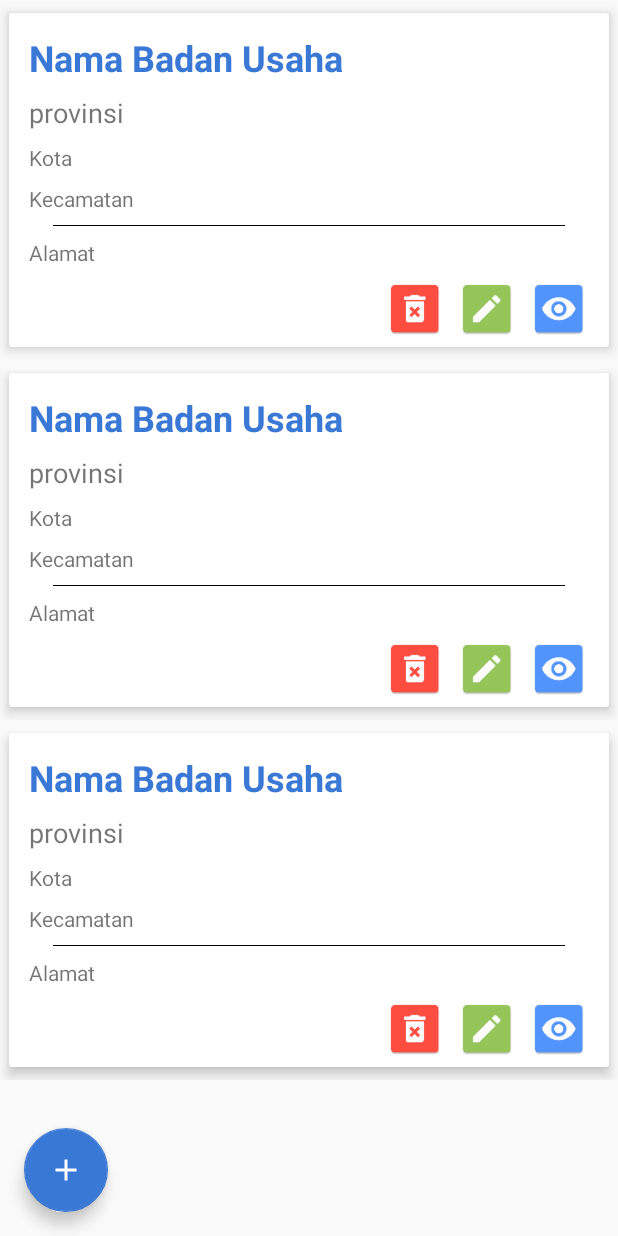
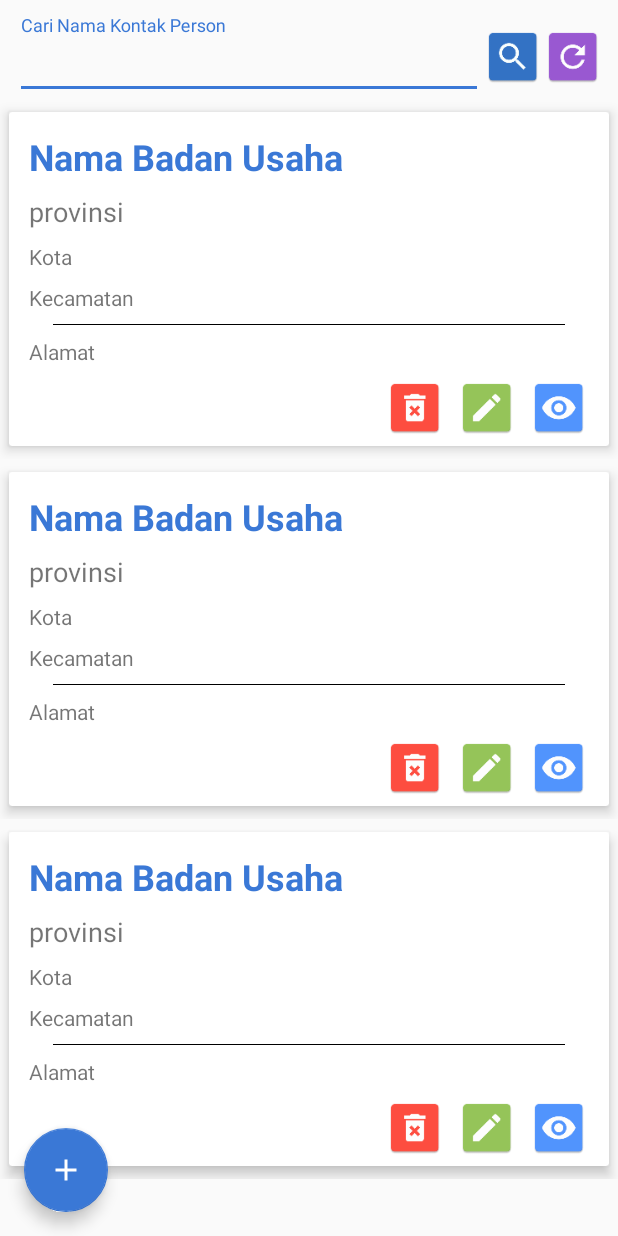
Before and after one commit to qoolqas/BPJS-Canfaro, an Android app: the layout activity_alamat.xml on its own in the app's theme, with its tools: preview values and no code run, on a phone screen of 412 x 824 dp. Run offline under Robolectric (Android 15) with nearby library versions, the phone set to English and light mode, and no system bars.

Commit message:
search Alamat

```diff
--- a/app/src/main/AndroidManifest.xml
+++ b/app/src/main/AndroidManifest.xml
@@ -31,7 +31,8 @@
         android:supportsRtl="true"
         android:theme="@style/AppTheme"
         android:usesCleartextTraffic="true">
-        <activity android:name=".ui.alamat.AlamatAddActivity"></activity>
+        <activity android:name=".ui.alamat.AlamatSearch"></activity>
+        <activity android:name=".ui.alamat.AlamatAddActivity" />
         <activity android:name=".ui.alamat.AlamatActivity" />
         <activity android:name=".ui.LoginActivity">
             <intent-filter>
--- a/app/src/main/java/com/saami/app/projects/form/connection/Service.java
+++ b/app/src/main/java/com/saami/app/projects/form/connection/Service.java
@@ -92,6 +92,11 @@ public interface Service {
     Call<AlamatResponse> getAlamat(@Header("Authorization") String authorization,
                                    @Query("relationship") int relation);
 
+    @GET("alamat")
+    Call<AlamatResponse> getAlamatSearch(@Header("Authorization") String authorization,
+                                         @Query("relationship") int relation,
+                                         @Query("q") String search);
+
     @FormUrlEncoded
     @POST("alamat")
     Call<AlamatPostResponse> addAlamat(@Header("Authorization") String authorization,
--- a/app/src/main/res/layout/activity_alamat.xml
+++ b/app/src/main/res/layout/activity_alamat.xml
@@ -6,11 +6,54 @@
     android:layout_height="match_parent"
     tools:context=".ui.alamat.AlamatActivity">
 
+    <LinearLayout
+        android:id="@+id/panel_action"
+        android:layout_width="match_parent"
+        android:layout_height="wrap_content"
+        android:layout_margin="10dp"
+        android:gravity="left|center"
+        android:orientation="horizontal"
+        app:layout_constraintStart_toStartOf="parent"
+        app:layout_constraintTop_toTopOf="parent">
+
+        <com.google.android.material.textfield.TextInputLayout
+            android:layout_width="0dp"
+            android:layout_height="wrap_content"
+            android:layout_weight="2">
+
+            <com.google.android.material.textfield.TextInputEditText
+                android:id="@+id/edt_cari"
+                android:layout_width="match_parent"
+                android:layout_height="wrap_content"
+                android:gravity="left|top"
+                android:hint="Cari Nama Kontak Person"
+                android:textColorHint="@android:color/white" />
+
+        </com.google.android.material.textfield.TextInputLayout>
+
+        <ImageView
+            android:id="@+id/icocari"
+            android:layout_width="40dp"
+            android:layout_height="40dp"
+            android:clickable="true"
+            android:foreground="?attr/selectableItemBackground"
+            android:src="@mipmap/search" />
+
+        <ImageView
+            android:id="@+id/refresh"
+            android:layout_width="40dp"
+            android:layout_height="40dp"
+            android:clickable="true"
+            android:foreground="?attr/selectableItemBackground"
+            android:src="@mipmap/ico_refresh" />
+    </LinearLayout>
+
 
     <androidx.recyclerview.widget.RecyclerView
         android:id="@+id/rv"
         android:layout_width="match_parent"
-        android:layout_height="match_parent"
+        android:layout_height="wrap_content"
+        app:layout_constraintTop_toBottomOf="@+id/panel_action"
         tools:listitem="@layout/custom_listview_alamat" />
 
     <ProgressBar
```
Also changed, not shown: app/src/main/java/com/saami/app/projects/form/ui/alamat/AlamatActivity.java (+27 -1 lines), app/src/main/java/com/saami/app/projects/form/ui/alamat/AlamatSearch.java (added, +66 -0 lines), app/src/main/java/com/saami/app/projects/form/ui/alamat/AlamatViewModel.java (+26 -0 lines), app/src/main/res/layout/activity_laporan.xml (+9 -0 lines).
